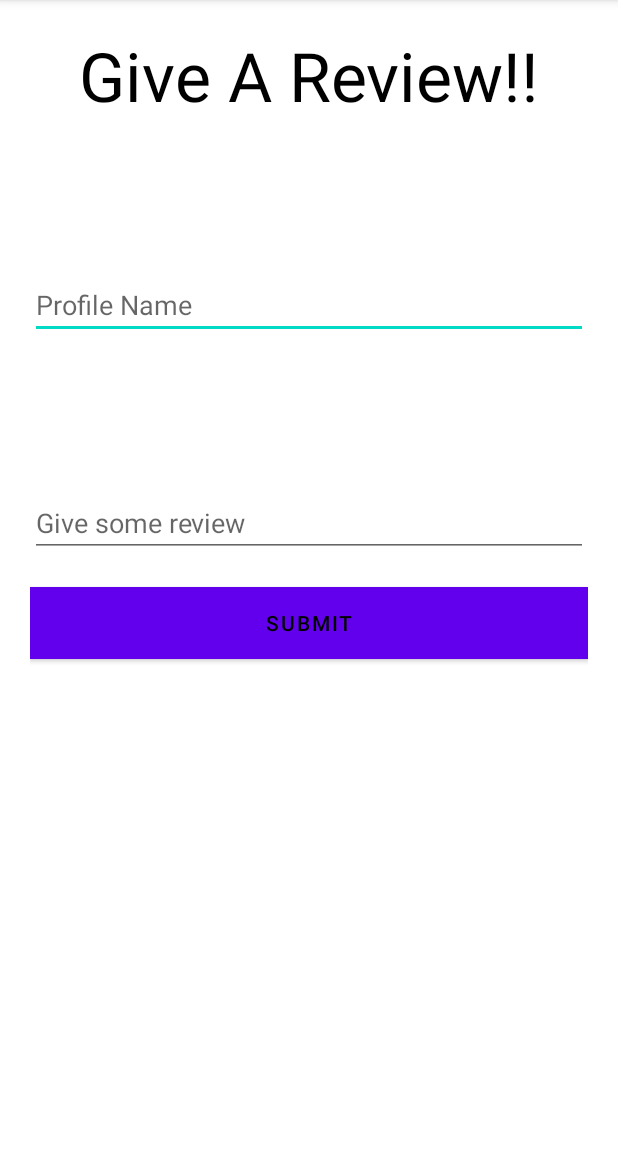
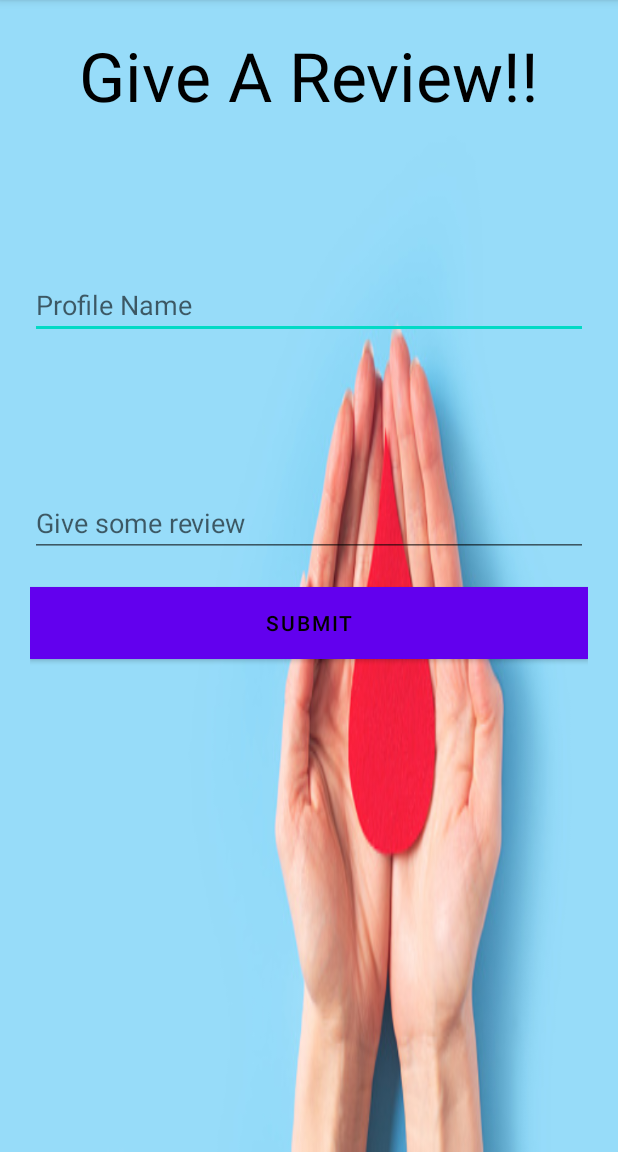
Before and after one commit to Paprii/Blood-Donation, an Android app: the screen it shows after launch (MainActivity), after a tap on "SUBMIT", on a phone screen of 412 x 824 dp, the part 84-1236 px from its top. Run offline under Robolectric (Android 15) with nearby library versions, the phone set to English and light mode, and no system bars; our stand-ins replace Firebase (no records; nobody signed in at launch, a user with empty details on screens opened directly).

Commit message:
Background Image Added

```diff
--- a/app/src/main/java/com/example/reviewfeature/MainActivity.java
+++ b/app/src/main/java/com/example/reviewfeature/MainActivity.java
@@ -11,12 +11,33 @@ import android.widget.Toast;
 import com.google.firebase.database.DatabaseReference;
 import com.google.firebase.database.FirebaseDatabase;
 
+/**
+ *The main activity for the application "review" feature
+ * @author Rifat Ara
+ * @version 1.0
+ * This is the first screen for the user see
+ */
+public class MainActivity extends AppCompatActivity {
+    /**
+     * Edittext for user to input name
+     */
+    EditText etName;
+    /**
+     * Edittext for user to input review
+     */
+    EditText etReview;
+    /**
+     * Button for submit
+     */
+    Button btnSubmit;
+    /**
+     * FirebaseDatabase object
+     */
+    FirebaseDatabase rootNode;
 
-public class MainActivity extends AppCompatActivity {
-    EditText etName;
-    EditText etreview;
-    Button btnSubmit;
-    FirebaseDatabase rootNode;
+    /**
+     * DatabaseReference object
+     */
     DatabaseReference profileDbRef;
 
     @Override
@@ -25,12 +46,16 @@ public class MainActivity extends AppCompatActivity {
         setContentView(R.layout.activity_main);
 
         etName=findViewById(R.id.activity_main_et_name);
-        etreview=findViewById(R.id.activity_main_et_review);
+        etReview=findViewById(R.id.activity_main_et_review);
         btnSubmit=findViewById(R.id.activity_main_et_submit);
         rootNode=FirebaseDatabase.getInstance();
         profileDbRef= rootNode.getReference().child("Profile");
 
         btnSubmit.setOnClickListener(new View.OnClickListener() {
+            /**
+             * Call Function "InsertReview()"
+             * @param v
+             */
             @Override
             public void onClick(View v) {
                 insertReview();
@@ -41,19 +66,37 @@ public class MainActivity extends AppCompatActivity {
 
     }
 
+    /**
+     * This method is called when user click "submit" Button
+     */
     private void insertReview(){
-        String name=etName.getText().toString();//store name that we get from user in the edit text names'pname'
-        String review= etreview.getText().toString(); //store name that we get from user in the edit text names'reviews'
+        /**
+         * store name that we get from user in the edit text names'pname'
+         */
+        String name=etName.getText().toString();
+        /**
+         * store name that we get from user in the edit text names'reviews'
+         */
+        String review= etReview.getText().toString();
 
 
+        /**
+         * Sending Data throw  'name' and 'review' object
+         */
+        profile profile=new profile(name,review);
 
-        profile profile=new profile(name,review);//Sending Data throw object
+        /**
+         * Using push method to pass the value of  'profile' object to the firebase database
+         *  'Push' method helps to create unique id,,otherwise data would overwritted
+         */
 
-        profileDbRef.push().setValue(profile);// Using push method to pass the value of object'profile' to the firebase
-        // database,,it helps to create unique id,,otherwise data would overwritrd
+        profileDbRef.push().setValue(profile);
+        /**
+         * Showing Toast on submitting data
+          */
+
         Toast.makeText(this,"Data Inserted!",Toast.LENGTH_SHORT).show();
 
     }
 
-
 }
--- a/app/src/main/res/layout/activity_main.xml
+++ b/app/src/main/res/layout/activity_main.xml
@@ -6,9 +6,10 @@
     android:layout_height="match_parent"
     tools:context=".MainActivity"
     android:orientation="vertical"
-    android:background="#fff"
+    android:background="@drawable/background"
     android:padding="20dp"
     android:outlineAmbientShadowColor="@color/cardview_light_background"
+
     >
 
     <TextView
@@ -44,7 +45,9 @@
         android:text="submit"
         android:textAllCaps="true"
         android:background="@color/black"
-        android:textColor="#000000"></Button>
+        android:textColor="#000000">
+
+    </Button>
 
 
 
```
Also changed, not shown: app/src/main/java/com/example/reviewfeature/profile.java (+20 -1 lines), app/src/main/res/drawable-v24/background.jpg (added).
